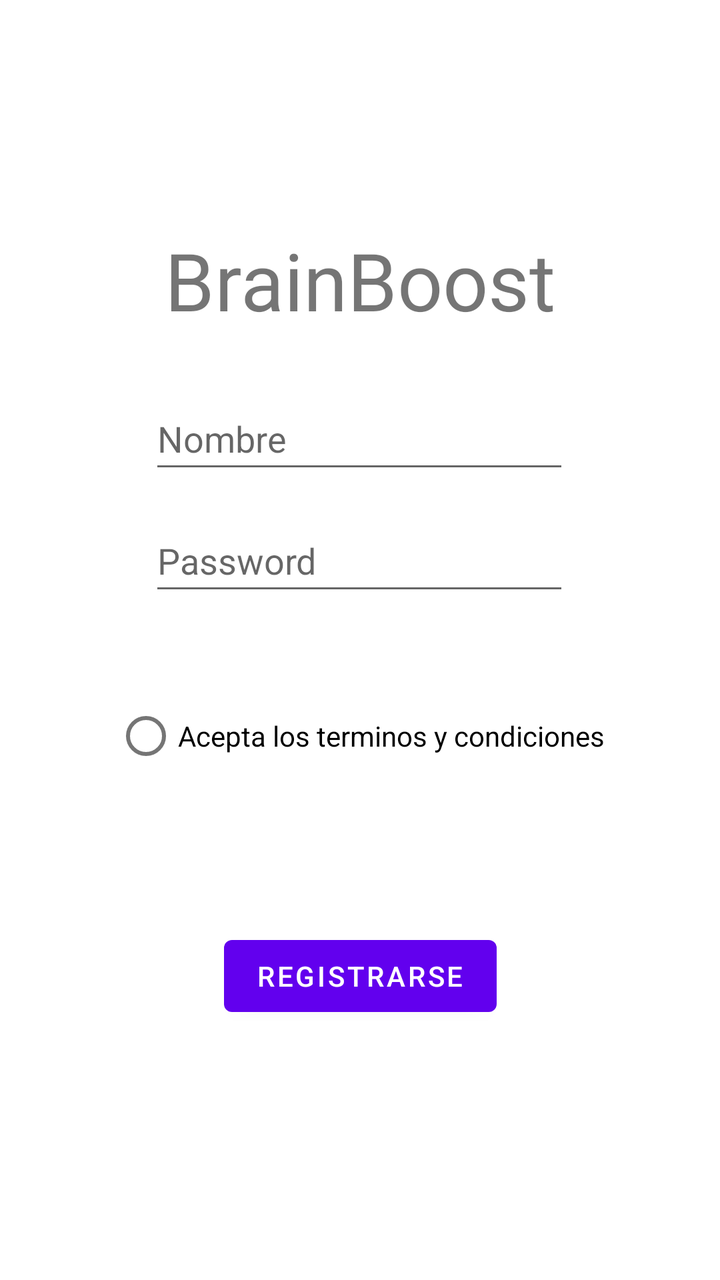
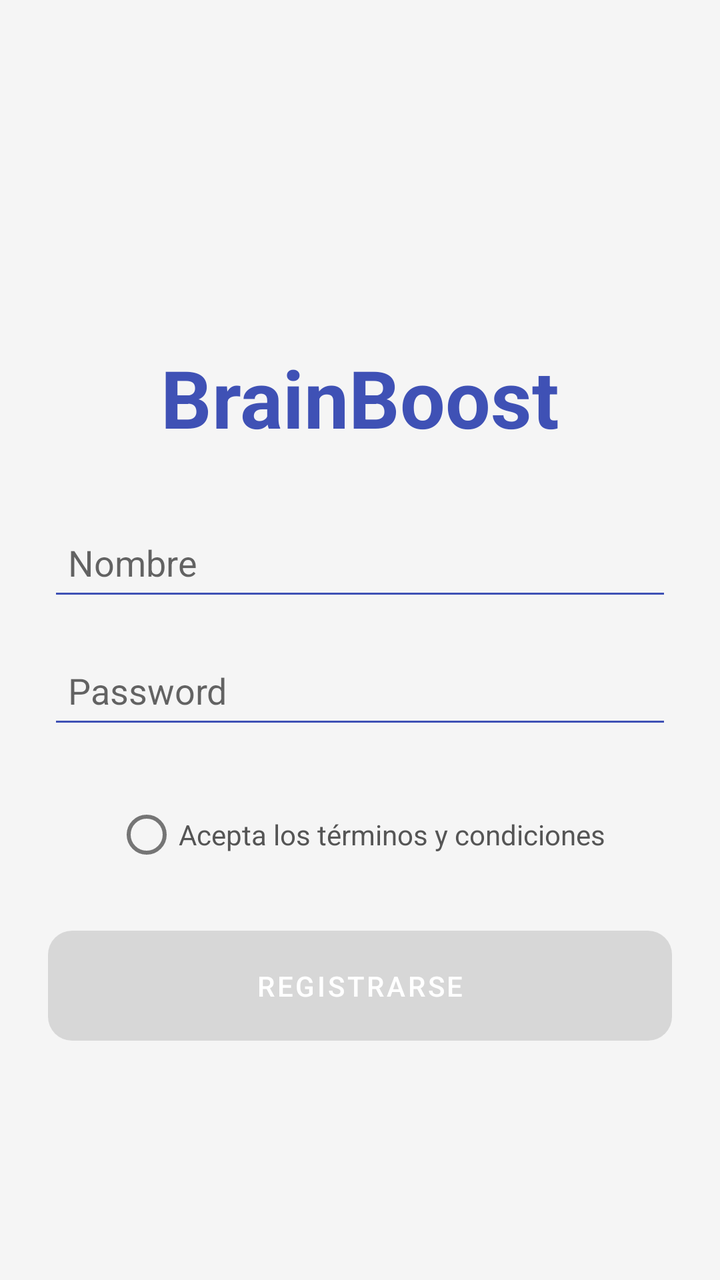

The first picture is an Android layout as it rendered before a commit; the second is the same layout after the commit. The layout source and the unified diff follow.
<!-- AndroidManifest.xml: application theme Theme.ClienteProyectoFinal -->
<!-- res/layout/activity_sign.xml -->
<?xml version="1.0" encoding="utf-8"?>
<androidx.constraintlayout.widget.ConstraintLayout xmlns:android="http://schemas.android.com/apk/res/android"
    xmlns:app="http://schemas.android.com/apk/res-auto"
    xmlns:tools="http://schemas.android.com/tools"
    android:id="@+id/main"
    android:layout_width="match_parent"
    android:layout_height="match_parent"
    tools:context="vista.SignActivity">

    <Button
        android:id="@+id/buttonRegistrarse"
        android:layout_width="wrap_content"
        android:layout_height="wrap_content"
        android:text="Registrarse"
        app:layout_constraintBottom_toBottomOf="parent"
        app:layout_constraintEnd_toEndOf="parent"
        app:layout_constraintStart_toStartOf="parent"
        app:layout_constraintTop_toTopOf="parent"
        app:layout_constraintVertical_bias="0.784" />

    <EditText
        android:id="@+id/editTextNombre2"
        android:layout_width="wrap_content"
        android:layout_height="48dp"
        android:ems="10"
        android:hint="Nombre"
        android:inputType="text"
        app:layout_constraintBottom_toBottomOf="parent"
        app:layout_constraintEnd_toEndOf="parent"
        app:layout_constraintHorizontal_bias="0.497"
        app:layout_constraintStart_toStartOf="parent"
        app:layout_constraintTop_toTopOf="parent"
        app:layout_constraintVertical_bias="0.327" />

    <EditText
        android:id="@+id/editTextTextPassword2"
        android:layout_width="wrap_content"
        android:layout_height="48dp"
        android:ems="10"
        android:hint="Password"
        android:inputType="textPassword"
        app:layout_constraintBottom_toBottomOf="parent"
        app:layout_constraintEnd_toEndOf="parent"
        app:layout_constraintHorizontal_bias="0.497"
        app:layout_constraintStart_toStartOf="parent"
        app:layout_constraintTop_toTopOf="parent"
        app:layout_constraintVertical_bias="0.43" />

    <TextView
        android:id="@+id/textView2"
        android:layout_width="wrap_content"
        android:layout_height="wrap_content"
        android:text="BrainBoost"
        android:textSize="40dp"
        app:layout_constraintBottom_toBottomOf="parent"
        app:layout_constraintEnd_toEndOf="parent"
        app:layout_constraintStart_toStartOf="parent"
        app:layout_constraintTop_toTopOf="parent"
        app:layout_constraintVertical_bias="0.193" />

    <RadioButton
        android:id="@+id/radioButtonTerminos"
        android:layout_width="wrap_content"
        android:layout_height="wrap_content"
        android:text="Acepta los terminos y condiciones"
        app:layout_constraintBottom_toBottomOf="parent"
        app:layout_constraintEnd_toEndOf="parent"
        app:layout_constraintHorizontal_bias="0.496"
        app:layout_constraintStart_toStartOf="parent"
        app:layout_constraintTop_toTopOf="parent"
        app:layout_constraintVertical_bias="0.581" />
</androidx.constraintlayout.widget.ConstraintLayout>
<!-- resources referenced by this layout -->
<resources>
  <style name="Theme.ClienteProyectoFinal" parent="Theme.MaterialComponents.DayNight.NoActionBar">
          
          <item name="colorPrimary">@color/purple_500</item>
          <item name="colorPrimaryVariant">@color/purple_700</item>
          <item name="colorOnPrimary">@color/white</item>
          
          <item name="colorSecondary">@color/teal_200</item>
          <item name="colorSecondaryVariant">@color/teal_700</item>
          <item name="colorOnSecondary">@color/black</item>
          
          <item name="android:statusBarColor">?attr/colorPrimaryVariant</item>
          
      </style>
  <color name="purple_500">#FF6200EE</color>
  <color name="purple_700">#FF3700B3</color>
  <color name="white">#FFFFFFFF</color>
  <color name="teal_200">#FF03DAC5</color>
  <color name="teal_700">#FF018786</color>
  <color name="black">#FF000000</color>
</resources>

<!-- the commit's change to res/layout/activity_sign.xml (unified diff, before → after) -->
@@ -5,68 +5,73 @@
     android:id="@+id/main"
     android:layout_width="match_parent"
     android:layout_height="match_parent"
+    android:padding="24dp"
+    android:background="#F5F5F5"
     tools:context="vista.SignActivity">
-
-    <Button
-        android:id="@+id/buttonRegistrarse"
-        android:layout_width="wrap_content"
-        android:layout_height="wrap_content"
-        android:text="Registrarse"
-        app:layout_constraintBottom_toBottomOf="parent"
-        app:layout_constraintEnd_toEndOf="parent"
-        app:layout_constraintStart_toStartOf="parent"
-        app:layout_constraintTop_toTopOf="parent"
-        app:layout_constraintVertical_bias="0.784" />
-
-    <EditText
-        android:id="@+id/editTextNombre2"
-        android:layout_width="wrap_content"
-        android:layout_height="48dp"
-        android:ems="10"
-        android:hint="Nombre"
-        android:inputType="text"
-        app:layout_constraintBottom_toBottomOf="parent"
-        app:layout_constraintEnd_toEndOf="parent"
-        app:layout_constraintHorizontal_bias="0.497"
-        app:layout_constraintStart_toStartOf="parent"
-        app:layout_constraintTop_toTopOf="parent"
-        app:layout_constraintVertical_bias="0.327" />
-
-    <EditText
-        android:id="@+id/editTextTextPassword2"
-        android:layout_width="wrap_content"
-        android:layout_height="48dp"
-        android:ems="10"
-        android:hint="Password"
-        android:inputType="textPassword"
-        app:layout_constraintBottom_toBottomOf="parent"
-        app:layout_constraintEnd_toEndOf="parent"
-        app:layout_constraintHorizontal_bias="0.497"
-        app:layout_constraintStart_toStartOf="parent"
-        app:layout_constraintTop_toTopOf="parent"
-        app:layout_constraintVertical_bias="0.43" />
 
     <TextView
         android:id="@+id/textView2"
         android:layout_width="wrap_content"
         android:layout_height="wrap_content"
+        android:layout_marginTop="148dp"
         android:text="BrainBoost"
-        android:textSize="40dp"
-        app:layout_constraintBottom_toBottomOf="parent"
+        android:textColor="#3F51B5"
+        android:textSize="40sp"
+        android:textStyle="bold"
         app:layout_constraintEnd_toEndOf="parent"
         app:layout_constraintStart_toStartOf="parent"
-        app:layout_constraintTop_toTopOf="parent"
-        app:layout_constraintVertical_bias="0.193" />
+        app:layout_constraintTop_toTopOf="parent" />
+
+    <EditText
+        android:id="@+id/editTextNombre2"
+        android:layout_width="0dp"
+        android:layout_height="48dp"
+        android:hint="Nombre"
+        android:inputType="text"
+        android:backgroundTint="#3F51B5"
+        android:padding="10dp"
+        android:layout_marginTop="32dp"
+        app:layout_constraintTop_toBottomOf="@id/textView2"
+        app:layout_constraintStart_toStartOf="parent"
+        app:layout_constraintEnd_toEndOf="parent" />
+
+    <EditText
+        android:id="@+id/editTextTextPassword2"
+        android:layout_width="0dp"
+        android:layout_height="48dp"
+        android:hint="Password"
+        android:inputType="textPassword"
+        android:backgroundTint="#3F51B5"
+        android:padding="10dp"
+        android:layout_marginTop="16dp"
+        app:layout_constraintTop_toBottomOf="@id/editTextNombre2"
+        app:layout_constraintStart_toStartOf="parent"
+        app:layout_constraintEnd_toEndOf="parent" />
 
     <RadioButton
         android:id="@+id/radioButtonTerminos"
         android:layout_width="wrap_content"
         android:layout_height="wrap_content"
-        android:text="Acepta los terminos y condiciones"
-        app:layout_constraintBottom_toBottomOf="parent"
-        app:layout_constraintEnd_toEndOf="parent"
-        app:layout_constraintHorizontal_bias="0.496"
+        android:text="Acepta los términos y condiciones"
+        android:textColor="#555555"
+        android:layout_marginTop="24dp"
+        app:layout_constraintTop_toBottomOf="@id/editTextTextPassword2"
         app:layout_constraintStart_toStartOf="parent"
-        app:layout_constraintTop_toTopOf="parent"
-        app:layout_constraintVertical_bias="0.581" />
+        app:layout_constraintEnd_toEndOf="parent" />
+
+    <Button
+        android:id="@+id/buttonRegistrarse"
+        android:layout_width="0dp"
+        android:layout_height="wrap_content"
+        android:text="Registrarse"
+        android:enabled="false"
+        android:background="@drawable/button_background_selector"
+        android:textColor="#FFFFFF"
+        android:layout_marginTop="24dp"
+        android:padding="12dp"
+        app:layout_constraintTop_toBottomOf="@id/radioButtonTerminos"
+        app:layout_constraintStart_toStartOf="parent"
+        app:layout_constraintEnd_toEndOf="parent" />
+
+
 </androidx.constraintlayout.widget.ConstraintLayout>
<!-- resource entries referenced after the edit -->
@@ -1,5 +1,24 @@
 <!-- resources referenced by this layout -->
 <resources>
+  <!-- drawable button_background_selector (drawable) -->
+  <?xml version="1.0" encoding="utf-8"?>
+  <selector xmlns:android="http://schemas.android.com/apk/res/android">
+      
+      <item android:state_enabled="false">
+          <shape android:shape="rectangle">
+              <solid android:color="#B0BEC5"/> 
+              <corners android:radius="12dp" />
+          </shape>
+      </item>
+  
+      
+      <item android:state_enabled="true">
+          <shape android:shape="rectangle">
+              <solid android:color="#3F51B5"/> 
+              <corners android:radius="12dp" />
+          </shape>
+      </item>
+  </selector>
   <style name="Theme.ClienteProyectoFinal" parent="Theme.MaterialComponents.DayNight.NoActionBar">
           
           <item name="colorPrimary">@color/purple_500</item>
